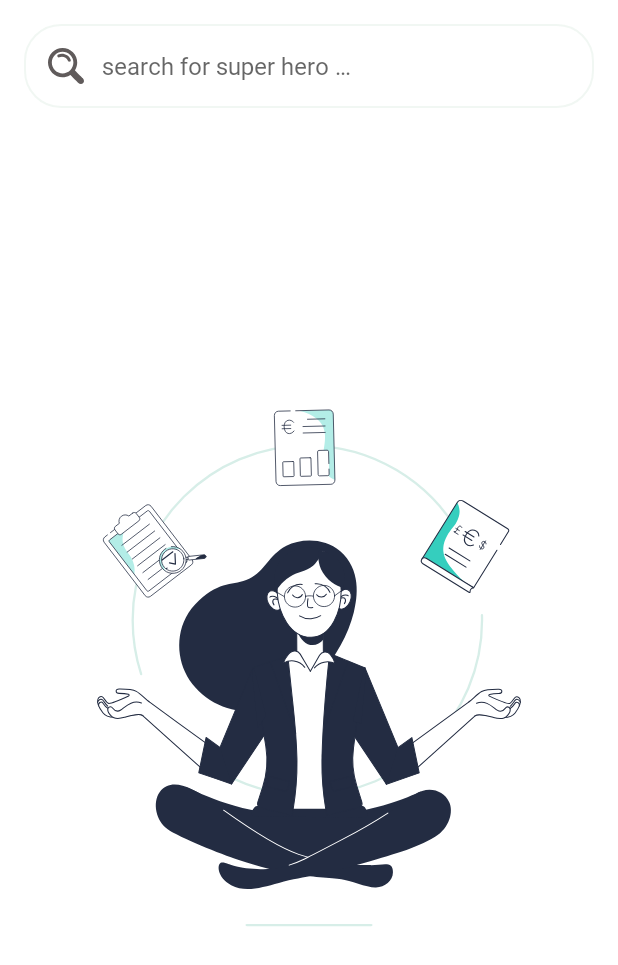
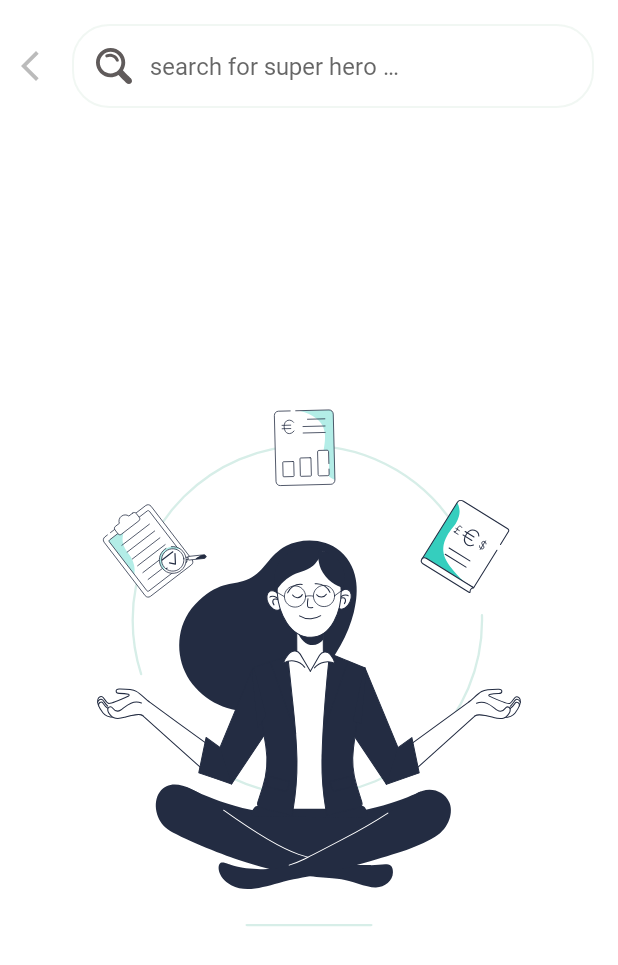
Before and after one commit to Shahad-Kadhim/Super-Hero, an Android app: the fragment SearchFragment placed in its activity, on a phone screen of 412 x 824 dp. Shown: the top 965 px of the screen. Run offline under Robolectric (Android 15) with nearby library versions, the phone set to English and light mode, and no system bars; 2 statements that could not run were skipped.

Commit message:
add on click item an don click back

```diff
--- a/app/src/main/java/com/lemon/team/superhero/ui/fragment/search/SearchFragment.kt
+++ b/app/src/main/java/com/lemon/team/superhero/ui/fragment/search/SearchFragment.kt
@@ -3,12 +3,16 @@ package com.lemon.team.superhero.ui.fragment.search
 import android.util.Log
 import android.view.LayoutInflater
 import android.widget.Toast
+import androidx.navigation.Navigation
+import androidx.navigation.findNavController
 import androidx.navigation.fragment.navArgs
+import com.lemon.team.superhero.R
 import com.lemon.team.superhero.databinding.FragmentSearchBinding
 import com.lemon.team.superhero.model.reponse.SuperHeroSearchResultResponse
 import com.lemon.team.superhero.ui.IView
 import com.lemon.team.superhero.ui.fragment.SuperHeroInteractionListener
 import com.lemon.team.superhero.ui.fragment.base.BaseFragment
+import com.lemon.team.superhero.util.goToFragment
 import com.lemon.team.superhero.util.hide
 import com.lemon.team.superhero.util.onClickSearch
 import com.lemon.team.superhero.util.show
@@ -33,8 +37,13 @@ class SearchFragment : BaseFragment<FragmentSearchBinding,SearchPresenter>(),IVi
     }
 
     override fun callbacks() {
-        binding?.searchField?.onClickSearch {
-            search(it)
+        binding?.apply {
+            searchField.onClickSearch { query->
+                search(query)
+            }
+            backBtn.setOnClickListener {view ->
+                view.findNavController().popBackStack()
+            }
         }
     }
 
@@ -74,7 +83,7 @@ class SearchFragment : BaseFragment<FragmentSearchBinding,SearchPresenter>(),IVi
 
 
     override fun onClickItem(superHeroId: String) {
-
+        binding?.root?.goToFragment(SearchFragmentDirections.actionSearchFragmentToDetailsFragment(superHeroId))
     }
 
 }
--- /dev/null
+++ b/app/src/main/res/drawable/ic_baseline_arrow_back_ios_new_24.xml
@@ -0,0 +1,5 @@
+<vector android:height="24dp" android:tint="#BBBBBB"
+    android:viewportHeight="24" android:viewportWidth="24"
+    android:width="24dp" xmlns:android="http://schemas.android.com/apk/res/android">
+    <path android:fillColor="@android:color/white" android:pathData="M17.77,3.77l-1.77,-1.77l-10,10l10,10l1.77,-1.77l-8.23,-8.23z"/>
+</vector>
--- a/app/src/main/res/layout/fragment_search.xml
+++ b/app/src/main/res/layout/fragment_search.xml
@@ -5,12 +5,23 @@
     xmlns:app="http://schemas.android.com/apk/res-auto"
     xmlns:tools="http://schemas.android.com/tools">
 
+    <ImageView
+        android:id="@+id/back_btn"
+        android:layout_width="wrap_content"
+        android:layout_height="wrap_content"
+        android:layout_marginStart="8dp"
+        android:src="@drawable/ic_baseline_arrow_back_ios_new_24"
+        app:layout_constraintBottom_toBottomOf="@+id/search_field"
+        app:layout_constraintStart_toStartOf="parent"
+        app:layout_constraintTop_toTopOf="@+id/search_field" />
+
+
     <EditText
         android:id="@+id/search_field"
         style="@style/search"
         android:background="@drawable/search_rounded"
         app:layout_constraintEnd_toEndOf="parent"
-        app:layout_constraintStart_toStartOf="parent"
+        app:layout_constraintStart_toEndOf="@+id/back_btn"
         app:layout_constraintTop_toTopOf="parent" />
 
     <androidx.recyclerview.widget.RecyclerView
--- a/app/src/main/res/navigation/nav_graph.xml
+++ b/app/src/main/res/navigation/nav_graph.xml
@@ -12,10 +12,12 @@
         tools:layout="@layout/fragment_home" >
         <action
             android:id="@+id/action_homeFragment_to_searchFragment"
-            app:destination="@id/searchFragment" />
+            app:destination="@id/searchFragment"
+            app:popUpTo="@id/homeFragment" />
         <action
             android:id="@+id/action_homeFragment_to_detailsFragment"
-            app:destination="@id/detailsFragment" />
+            app:destination="@id/detailsFragment"
+            app:popUpTo="@id/homeFragment" />
     </fragment>
     <fragment
         android:id="@+id/searchFragment"
@@ -24,7 +26,8 @@
         tools:layout="@layout/fragment_search">
         <action
             android:id="@+id/action_searchFragment_to_detailsFragment"
-            app:destination="@id/detailsFragment" />
+            app:destination="@id/detailsFragment"
+            app:popUpTo="@id/searchFragment" />
         <argument
             android:name="query"
             app:argType="string" />
--- a/app/src/main/res/values/themes.xml
+++ b/app/src/main/res/values/themes.xml
@@ -31,7 +31,7 @@
         <item name="android:textColor">@color/sub_text_color</item>
     </style>
     <style name="search">
-        <item name="android:layout_width">match_parent</item>
+        <item name="android:layout_width">0dp</item>
         <item name="android:layout_height">wrap_content</item>
         <item name="android:padding">@dimen/medium_padding</item>
         <item name="android:layout_margin">@dimen/medium_margin</item>
```
